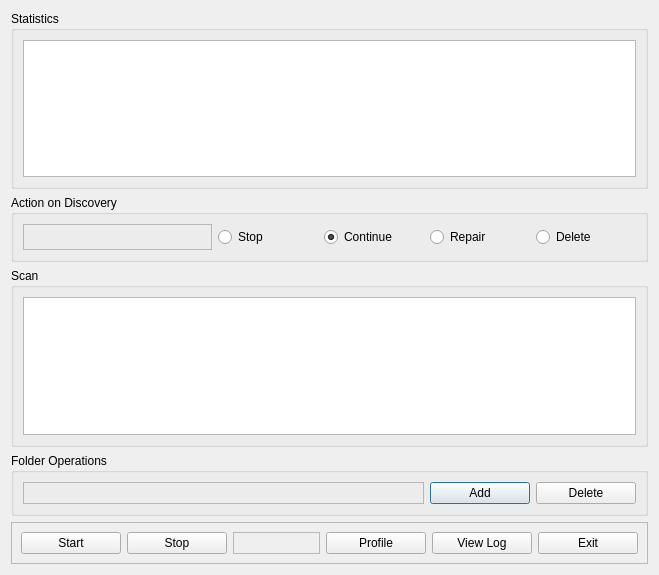
Above: Avast.ui from engmahmoud/avast-gui before the change. Below: the same form after it.
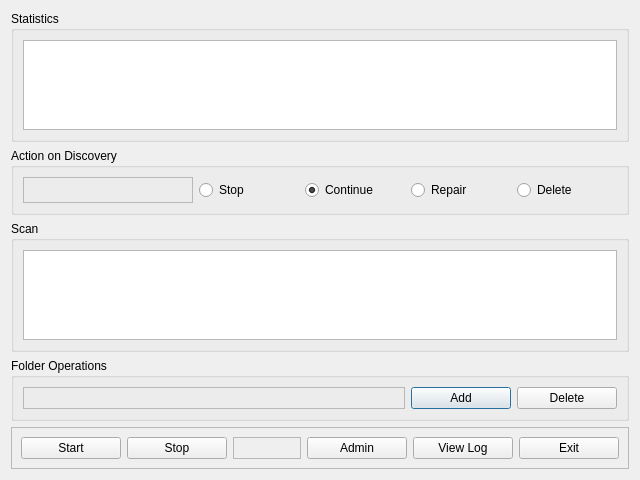
That is the form after the change.

Commit message: created the log viewer and admin dialogs

Diff of the .ui file:
```diff
--- a/Avast.ui
+++ b/Avast.ui
@@ -7,8 +7,8 @@
    <rect>
     <x>0</x>
     <y>0</y>
-    <width>659</width>
-    <height>575</height>
+    <width>640</width>
+    <height>480</height>
    </rect>
   </property>
   <property name="windowTitle">
@@ -366,7 +366,7 @@
          <string>Open the log file viewer (scan continues while you view the log)...</string>
         </property>
         <property name="text">
-         <string>Profile</string>
+         <string>Admin</string>
         </property>
        </widget>
       </item>
```
Left out of the diff: 2 changed lines with no effect on the pictures. The commit also changes 6 other files.
